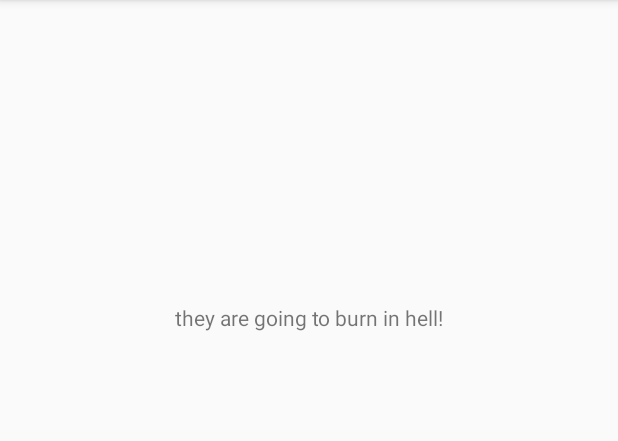
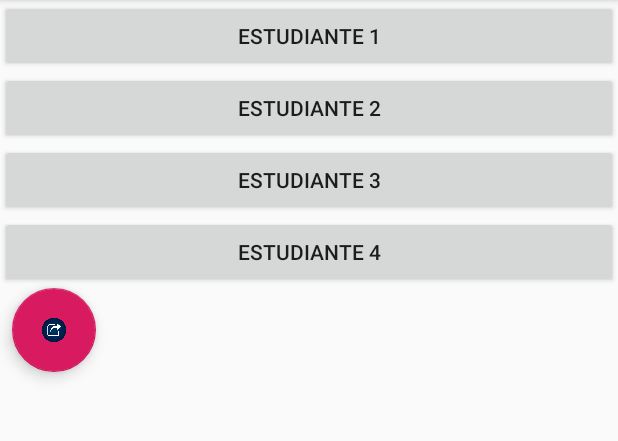
Before and after one commit to jonathan005/AMST_repo3, an Android app: the screen it shows after launch (MainActivity), on a phone screen of 412 x 824 dp, the part 84-525 px from its top. Run offline under Robolectric (Android 15) with nearby library versions, the phone set to English and light mode, and no system bars.

Commit message:
creacion de botones

```diff
--- a/app/build.gradle
+++ b/app/build.gradle
@@ -25,4 +25,5 @@ dependencies {
     testImplementation 'junit:junit:4.12'
     androidTestImplementation 'com.android.support.test:runner:1.0.2'
     androidTestImplementation 'com.android.support.test.espresso:espresso-core:3.0.2'
+    implementation 'com.android.support:design:28.0.0'
 }
--- a/app/src/main/res/layout/activity_main.xml
+++ b/app/src/main/res/layout/activity_main.xml
@@ -6,14 +6,44 @@
     android:layout_height="match_parent"
     tools:context=".MainActivity">
 
-    <TextView
-        android:layout_width="wrap_content"
-        android:layout_height="wrap_content"
-        android:text="they are going to burn in hell!"
-        app:layout_constraintBottom_toBottomOf="parent"
-        app:layout_constraintLeft_toLeftOf="parent"
-        app:layout_constraintRight_toRightOf="parent"
-        app:layout_constraintTop_toTopOf="parent"
-        app:layout_constraintVertical_bias="0.26999998" />
+    <LinearLayout
+        android:layout_width="match_parent"
+        android:layout_height="match_parent"
+        android:orientation="vertical">
+
+        <Button
+            android:id="@+id/btn1"
+            android:layout_width="match_parent"
+            android:layout_height="wrap_content"
+            android:text="Estudiante 1" />
+
+        <Button
+            android:id="@+id/btn2"
+            android:layout_width="match_parent"
+            android:layout_height="wrap_content"
+            android:text="Estudiante 2" />
+
+        <Button
+            android:id="@+id/btn"
+            android:layout_width="match_parent"
+            android:layout_height="wrap_content"
+            android:text="Estudiante 3" />
+
+        <Button
+            android:id="@+id/btn4"
+            android:layout_width="match_parent"
+            android:layout_height="wrap_content"
+            android:text="Estudiante 4" />
+
+        <android.support.design.widget.FloatingActionButton
+            android:id="@+id/floatingActionButton"
+            android:layout_width="wrap_content"
+            android:layout_height="wrap_content"
+            android:layout_marginStart="8dp"
+            android:clickable="true"
+            app:layout_constraintStart_toStartOf="parent"
+            app:srcCompat="@drawable/shared"
+            tools:layout_editor_absoluteY="446dp" />
+    </LinearLayout>
 
 </android.support.constraint.ConstraintLayout>
```
Also changed, not shown: app/src/main/res/drawable/shared.png (added).
